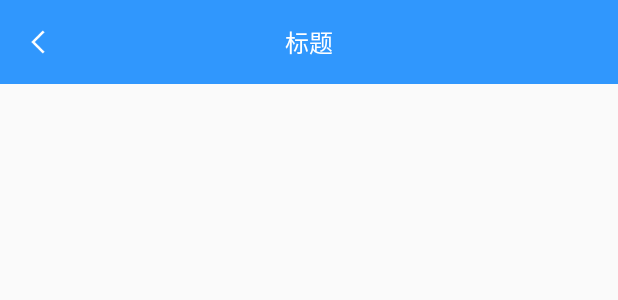
After one commit to MaskWolf/easyActivity, an Android app: the layout view_mtoolbar.xml on its own in the app's theme, with its tools: preview values and no code run, on a phone screen of 412 x 824 dp. The commit adds this screen. Shown: the top 300 px of the screen. Run offline under Robolectric (Android 15) with nearby library versions, the phone set to English and light mode, and no system bars.

Commit message:
自定义了一个view(mToolbar),含有返回键和居中标题的iso风格的Toolbar 用mToolbar替换了登陆和注册界面的Toolbar

```diff
--- /dev/null
+++ b/app/src/main/res/layout/view_mtoolbar.xml
@@ -0,0 +1,28 @@
+<?xml version="1.0" encoding="utf-8"?>
+<android.support.v7.widget.Toolbar xmlns:android="http://schemas.android.com/apk/res/android"
+    xmlns:app="http://schemas.android.com/apk/res-auto"
+    android:fitsSystemWindows="true"
+    android:layout_width="match_parent"
+    android:layout_height="?attr/actionBarSize"
+    android:background="#ff3097fd"
+    android:theme="@style/ThemeOverlay.AppCompat.Dark.ActionBar"
+    app:popupTheme="@style/ThemeOverlay.AppCompat.Light">
+    <ImageView
+        android:id="@+id/iv_back"
+        android:layout_gravity="left"
+        android:layout_alignParentLeft="true"
+        android:layout_marginLeft="5dp"
+        android:layout_width="20dp"
+        android:layout_height="20dp"
+        android:background="@drawable/ic_back_white"/>
+    <TextView
+        android:id="@+id/tv_title"
+        android:fitsSystemWindows="true"
+        android:layout_gravity="center"
+        android:layout_centerInParent="true"
+        android:text="标题"
+        android:textColor="@android:color/white"
+        android:textSize="16sp"
+        android:layout_width="wrap_content"
+        android:layout_height="wrap_content" />
+</android.support.v7.widget.Toolbar>
--- a/app/src/main/res/values/attr.xml
+++ b/app/src/main/res/values/attr.xml
@@ -4,6 +4,10 @@
         <attr name="left_text" format="string"/>    //左侧标题文字
         <attr name="right_text" format="string"/>   //右侧描述文字
         <attr name="show_right_arrow" format="boolean"/>    //是否显示右侧小箭头
+    </declare-styleable>
+
+    <declare-styleable name="mToolbar">
+        <attr name="title" format="string"/>    //标题文字
     </declare-styleable>
 
     <declare-styleable name="EditTextPlus">
```
Also changed, not shown: app/src/main/java/top/ljc/easyActivity/Activity/LoginActivity.java (+13 -0 lines), app/src/main/java/top/ljc/easyActivity/Activity/RegisterActivity.java (+12 -0 lines), app/src/main/java/top/ljc/easyActivity/View/mToolbar.java (added, +58 -0 lines), app/src/main/res/layout/activity_login.xml (+5 -24 lines), app/src/main/res/layout/activity_register.xml (+4 -24 lines).
